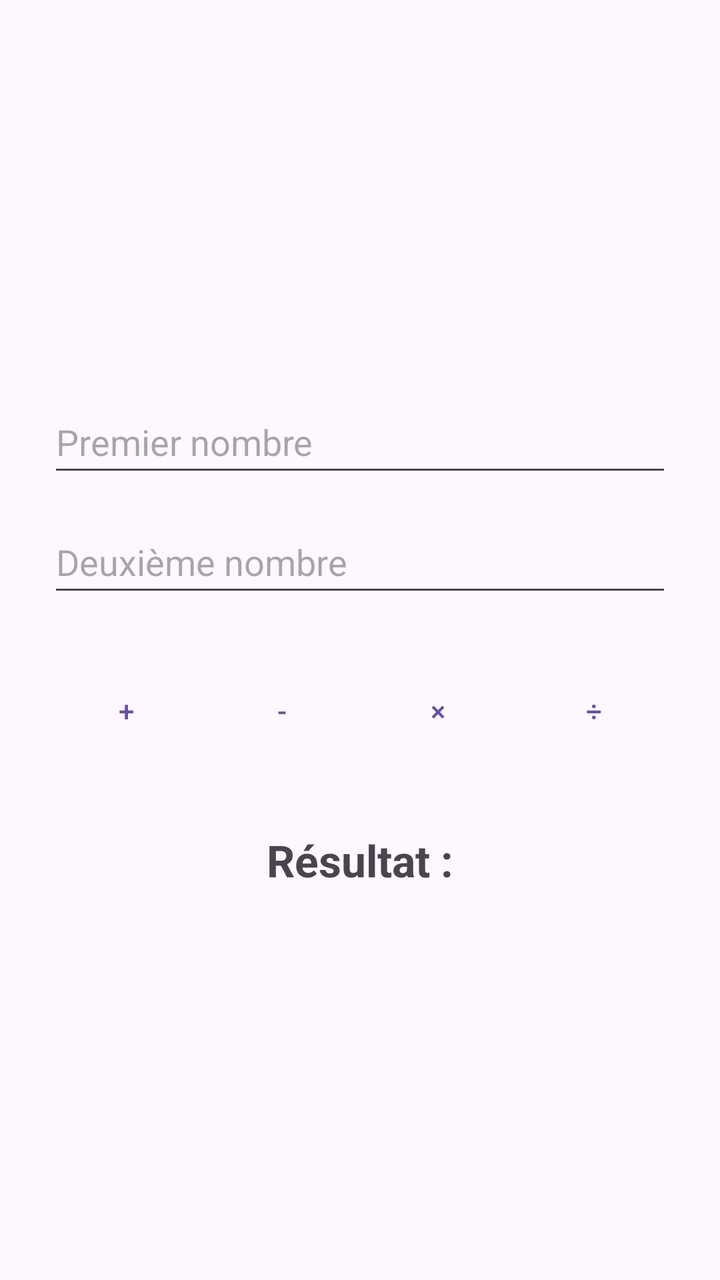
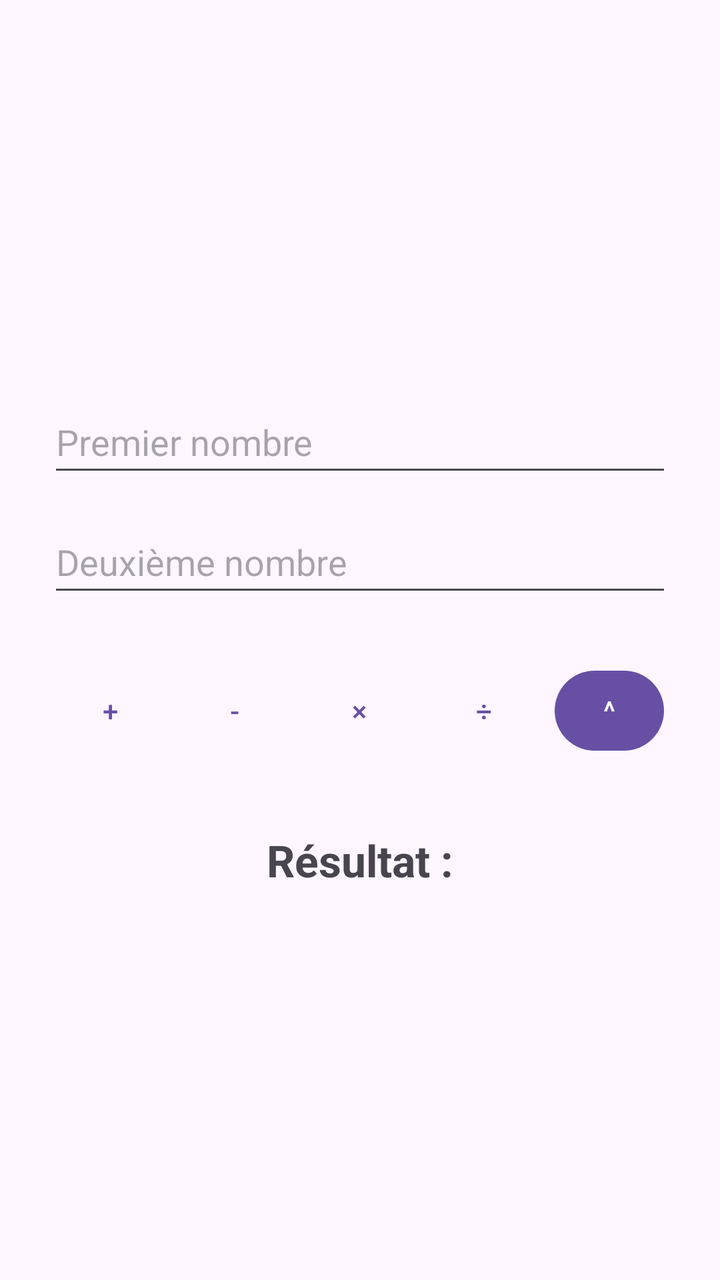

Compare the two renders of this Android layout. The source of the first and the diff that turns it into the second are given below.
<!-- AndroidManifest.xml: application theme Theme.AndroCalcul -->
<!-- res/layout/activity_main.xml -->
<?xml version="1.0" encoding="utf-8"?>
<LinearLayout xmlns:android="http://schemas.android.com/apk/res/android"
    xmlns:tools="http://schemas.android.com/tools"
    android:id="@+id/main"
    android:layout_width="match_parent"
    android:layout_height="match_parent"
    android:gravity="center"
    android:orientation="vertical"
    android:padding="24dp"
    tools:context=".MainActivity">

    
    <EditText
        android:id="@+id/etNombre1"
        android:layout_width="match_parent"
        android:layout_height="wrap_content"
        android:hint="@string/premier_nombre"
        android:importantForAutofill="no"
        android:inputType="numberDecimal|numberSigned"
        android:minHeight="48dp"
        tools:targetApi="o" />

    <EditText
        android:id="@+id/etNombre2"
        android:layout_width="match_parent"
        android:layout_height="wrap_content"
        android:layout_marginTop="12dp"
        android:hint="@string/deuxieme_nombre"
        android:importantForAutofill="no"
        android:inputType="numberDecimal|numberSigned"
        android:minHeight="48dp"
        tools:targetApi="o" />

    
    <LinearLayout
        style="?android:attr/buttonBarStyle"
        android:layout_width="match_parent"
        android:layout_height="wrap_content"
        android:layout_marginTop="24dp"
        android:baselineAligned="false"
        android:orientation="horizontal">

        <Button
            android:id="@+id/btnAddition"
            style="?android:attr/buttonBarButtonStyle"
            android:layout_width="0dp"
            android:layout_height="wrap_content"
            android:layout_margin="4dp"
            android:layout_weight="1"
            android:minHeight="48dp"
            android:text="@string/btn_addition" />

        <Button
            android:id="@+id/btnSoustraction"
            style="?android:attr/buttonBarButtonStyle"
            android:layout_width="0dp"
            android:layout_height="wrap_content"
            android:layout_margin="4dp"
            android:layout_weight="1"
            android:minHeight="48dp"
            android:text="@string/btn_soustraction" />

        <Button
            android:id="@+id/btnMultiplication"
            style="?android:attr/buttonBarButtonStyle"
            android:layout_width="0dp"
            android:layout_height="wrap_content"
            android:layout_margin="4dp"
            android:layout_weight="1"
            android:minHeight="48dp"
            android:text="@string/btn_multiplication" />

        <Button
            android:id="@+id/btnDivision"
            style="?android:attr/buttonBarButtonStyle"
            android:layout_width="0dp"
            android:layout_height="wrap_content"
            android:layout_margin="4dp"
            android:layout_weight="1"
            android:minHeight="48dp"
            android:text="@string/btn_division" />

    </LinearLayout>

    
    <TextView
        android:id="@+id/tvResultat"
        android:layout_width="wrap_content"
        android:layout_height="wrap_content"
        android:layout_marginTop="32dp"
        android:text="@string/resultat"
        android:textSize="22sp"
        android:textStyle="bold" />

</LinearLayout>
<!-- resources referenced by this layout -->
<resources>
  <string name="btn_addition">+</string>
  <string name="btn_division">÷</string>
  <string name="btn_multiplication">×</string>
  <string name="btn_soustraction">-</string>
  <string name="deuxieme_nombre">Deuxième nombre</string>
  <string name="premier_nombre">Premier nombre</string>
  <string name="resultat">Résultat : </string>
  <style name="Theme.AndroCalcul" parent="Base.Theme.AndroCalcul" />
  <style name="Base.Theme.AndroCalcul" parent="Theme.Material3.DayNight.NoActionBar">
          
          
      </style>
</resources>

<!-- the commit's change to res/layout/activity_main.xml (unified diff, before → after) -->
@@ -79,6 +79,14 @@
             android:layout_weight="1"
             android:minHeight="48dp"
             android:text="@string/btn_division" />
+        <Button
+            android:id="@+id/btnPuissance"
+            android:layout_width="0dp"
+            android:layout_height="wrap_content"
+            android:layout_margin="4dp"
+            android:layout_weight="1"
+            android:minHeight="48dp"
+            android:text="^" />
 
     </LinearLayout>
 
